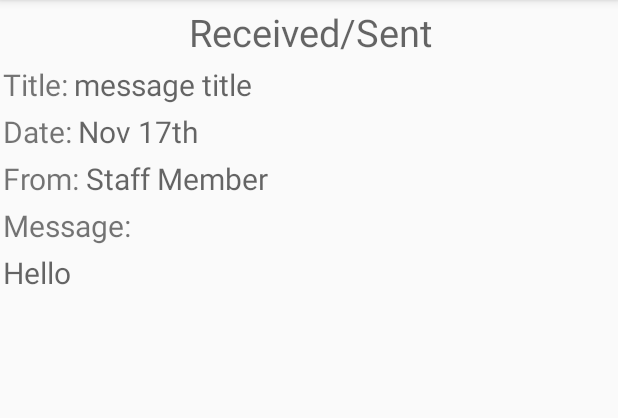
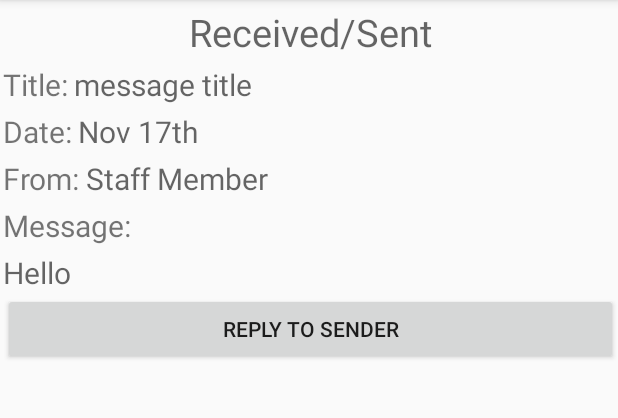
Before and after one commit to osu-cascades/intouch-android, an Android app: the ShowSingleNotification screen opened directly, with no data from a screen before it, on a phone screen of 412 x 824 dp, the part 84-502 px from its top. Run offline under Robolectric (Android 15) with nearby library versions, the phone set to English and light mode, and no system bars; our stand-ins replace Volley.

Commit message:
Add reply to sender functionality

```diff
--- a/app/src/main/res/layout/activity_show_single_notification.xml
+++ b/app/src/main/res/layout/activity_show_single_notification.xml
@@ -104,12 +104,37 @@
 
     </LinearLayout>
 
-    <!--<Button-->
-    <!--android:id="@+id/reply_btn"-->
-    <!--android:layout_height="wrap_content"-->
-    <!--android:layout_width="match_parent"-->
-    <!--android:text="Reply"-->
-    <!--app:layout_constraintTop_toBottomOf="@+id/notifcation_ll" />-->
+    <Button
+        android:id="@+id/reply_btn"
+        android:layout_height="wrap_content"
+        android:layout_width="match_parent"
+        android:text="Reply to Sender"
+        app:layout_constraintTop_toBottomOf="@+id/notifcation_ll" />
+
+    <LinearLayout android:id="@+id/reply_ll"
+        android:layout_width="match_parent"
+        android:layout_height="wrap_content"
+        android:orientation="vertical"
+        android:layout_marginTop="4dp"
+        app:layout_constraintTop_toBottomOf="@id/reply_btn">
+
+        <EditText
+            android:id="@+id/message_content"
+            android:layout_width="wrap_content"
+            android:layout_height="match_parent"
+            android:layout_marginTop="8dp"
+            android:hint="message"
+            app:layout_constraintStart_toStartOf="@+id/reply_btn"
+            app:layout_constraintTop_toBottomOf="@+id/reply_btn"/>
+
+        <Button
+            android:id="@+id/send_reply"
+            android:layout_height="wrap_content"
+            android:layout_width="match_parent"
+            android:text="Send Notification"
+            app:layout_constraintTop_toBottomOf="@+id/message_content" />
+
+    </LinearLayout>
 
     <!--<Button android:id="@+id/delete_notification_btn"-->
     <!--android:layout_width="match_parent"-->
```
Also changed, not shown: app/src/main/java/com/abilitree/intouch/ShowSingleNotification.java (+103 -1 lines).
